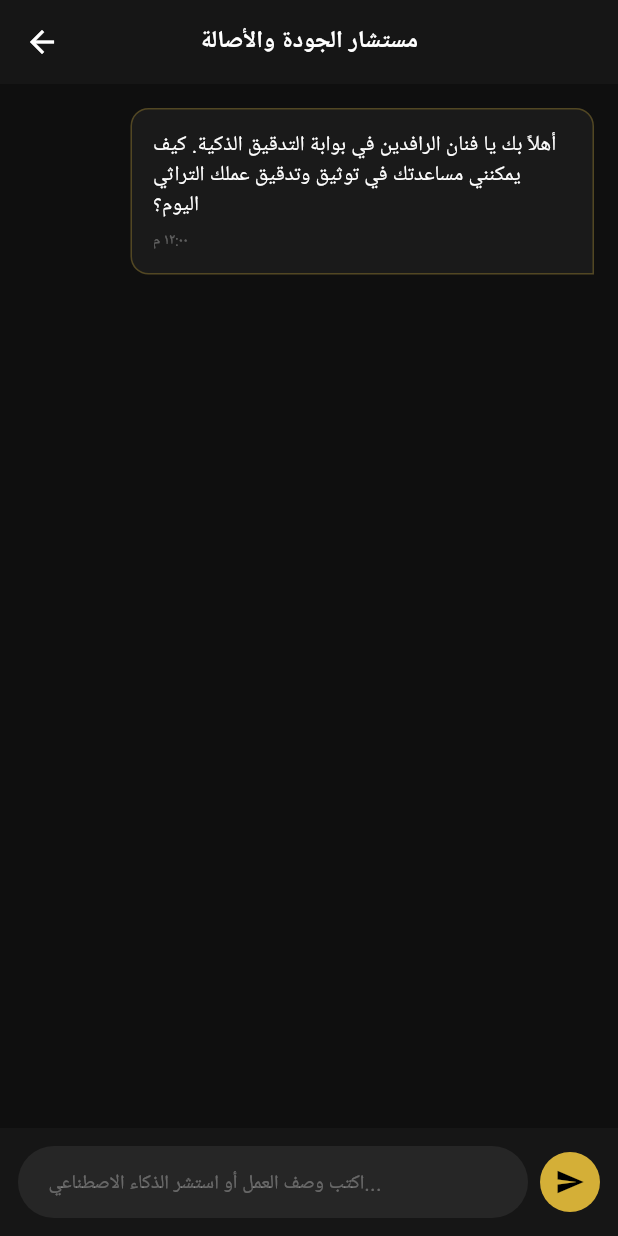
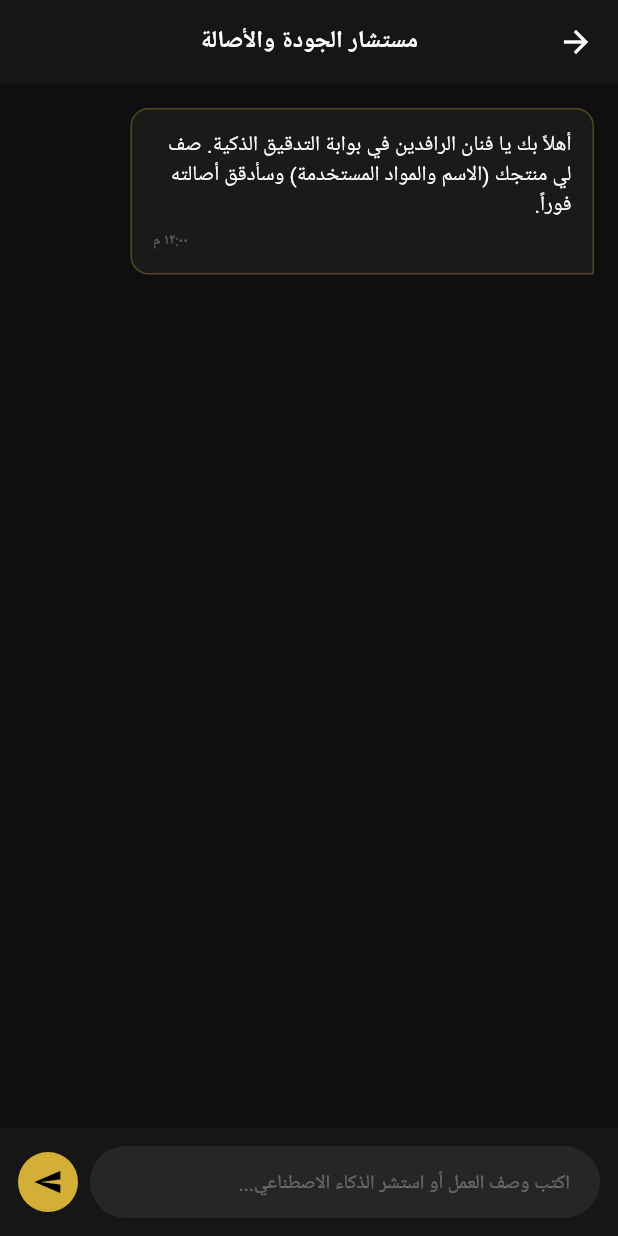
Before and after one commit to btar457/AL_HIRFA, a Flutter app: the ArtisanChatScreen screen opened directly, after a tap on the "send" icon, on a phone screen of 412 x 824 dp. Run offline on Flutter 3.47's test engine with Material 3 defaults, Android fonts, the phone set to English and light mode, and no system bars; our stand-ins replace google_fonts; Roboto replaces fonts that are missing (Cairo).

Commit message:
ربط مستشار الأصالة الذكي بـ Gemini API الحقيقي
- إضافة GeminiService الذي يرسل وصف المنتج إلى gemini-1.5-flash باستخدام برومبت التدقيق المعتمد ويحلل رد JSON المهيكل (status/confidence_score/reason_arabic/suggested_category)
- استبدال الرد الوهمي في ArtisanChatScreen باستدعاء حقيقي مع حالة تحميل ومعالجة الأخطاء
- ربط زر "ابدأ المحادثة" في شاشة الاستوديو بفتح شاشة المحادثة
- إضافة تبعية http وملف .gitignore القياسي لمشاريع Flutter

Co-Authored-By: Claude Sonnet 5 <noreply@anthropic.com>
Claude-Session: https://claude.ai/code/session_01FCDWfnfAF6vDU23EdbefGp

```diff
--- a/lib/artisan_chat_screen.dart
+++ b/lib/artisan_chat_screen.dart
@@ -1,4 +1,5 @@
 import 'package:flutter/material.dart';
+import 'gemini_service.dart';
 
 class ArtisanChatScreen extends StatefulWidget {
   const ArtisanChatScreen({super.key});
@@ -12,36 +13,75 @@ class _ArtisanChatScreenState extends State<ArtisanChatScreen> {
   final List<Map<String, dynamic>> _messages = [
     {
       'isUser': false,
-      'text': 'أهلاً بك يا فنان الرافدين في بوابة التدقيق الذكية. كيف يمكنني مساعدتك في توثيق وتدقيق عملك التراثي اليوم؟',
+      'text': 'أهلاً بك يا فنان الرافدين في بوابة التدقيق الذكية. صف لي منتجك (الاسم والمواد المستخدمة) وسأدقق أصالته فوراً.',
       'time': '١٢:٠٠ م'
     }
   ];
+  bool _isSending = false;
 
-  void _sendMessage() {
-    if (_messageController.text.trim().isEmpty) return;
+  String _now() {
+    final now = DateTime.now();
+    final h = now.hour % 12 == 0 ? 12 : now.hour % 12;
+    final m = now.minute.toString().padLeft(2, '0');
+    return '$h:$m ${now.hour >= 12 ? 'م' : 'ص'}';
+  }
 
+  String _statusLabel(String status) {
+    switch (status) {
+      case 'APPROVED':
+        return 'مقبول ✅';
+      case 'REJECTED':
+        return 'مرفوض ❌';
+      default:
+        return 'قيد المراجعة ⏳';
+    }
+  }
+
+  String _formatAuditResult(GeminiAuditResult result) {
+    return '${_statusLabel(result.status)}\n'
+        'نسبة الثقة: ${result.confidenceScore}٪\n'
+        'التصنيف المقترح: ${result.suggestedCategory}\n\n'
+        '${result.reasonArabic}';
+  }
+
+  Future<void> _sendMessage() async {
+    final text = _messageController.text.trim();
+    if (text.isEmpty || _isSending) return;
+
+    _messageController.clear();
     setState(() {
-      // إضافة رسالة الحرفي
-      _messages.add({
-        'isUser': true,
-        'text': _messageController.text,
-        'time': 'الآن'
-      });
-
-      // محاكاة استجابة الذكاء الاصطناعي الفورية بناءً على البرومبت المعتمد
+      _isSending = true;
+      _messages.add({'isUser': true, 'text': text, 'time': _now()});
       _messages.add({
         'isUser': false,
-        'text': 'جاري تحليل المكونات والمواد للتأكد من الأصالة الفنية التراثية حسب لوائح المنصة...',
-        'time': 'جاري الكتابة...'
+        'text': 'جاري تحليل المكونات والمواد للتأكد من الأصالة الفنية التراثية...',
+        'time': 'جاري الكتابة...',
       });
     });
 
-    _messageController.clear();
+    try {
+      final result = await GeminiService.auditProduct(text);
+      if (!mounted) return;
+      setState(() {
+        _messages.removeLast();
+        _messages.add({'isUser': false, 'text': _formatAuditResult(result), 'time': _now()});
+      });
+    } catch (e) {
+      if (!mounted) return;
+      setState(() {
+        _messages.removeLast();
+        _messages.add({'isUser': false, 'text': 'تعذّر إتمام التدقيق: ${e.toString().replaceFirst('Exception: ', '')}', 'time': _now()});
+      });
+    } finally {
+      if (mounted) setState(() => _isSending = false);
+    }
   }
 
   @override
   Widget build(BuildContext context) {
-    return Scaffold(
+    return Directionality(
+      textDirection: TextDirection.rtl,
+      child: Scaffold(
         backgroundColor: const Color(0xFF0F0F0F), // الثيم الداكن السينمائي
         appBar: AppBar(
           title: const Text('مستشار الجودة والأصالة', style: TextStyle(fontWeight: FontWeight.bold, fontSize: 16)),
@@ -106,6 +146,7 @@ class _ArtisanChatScreenState extends State<ArtisanChatScreen> {
                   Expanded(
                     child: TextField(
                       controller: _messageController,
+                      enabled: !_isSending,
                       style: const TextStyle(color: Colors.white),
                       decoration: InputDecoration(
                         hintText: 'اكتب وصف العمل أو استشر الذكاء الاصطناعي...',
@@ -118,12 +159,19 @@ class _ArtisanChatScreenState extends State<ArtisanChatScreen> {
                         filled: true,
                         contentPadding: const EdgeInsets.symmetric(horizontal: 16, vertical: 10),
                       ),
+                      onSubmitted: (_) => _sendMessage(),
                     ),
                   ),
                   const SizedBox(width: 8),
                   CircleAvatar(
                     backgroundColor: const Color(0xFFD4AF37), // الذهب التراثي
-                  child: IconButton(
+                    child: _isSending
+                        ? const SizedBox(
+                            width: 18,
+                            height: 18,
+                            child: CircularProgressIndicator(color: Colors.black, strokeWidth: 2),
+                          )
+                        : IconButton(
                             icon: const Icon(Icons.send, color: Colors.black, size: 20),
                             onPressed: _sendMessage,
                           ),
@@ -133,6 +181,7 @@ class _ArtisanChatScreenState extends State<ArtisanChatScreen> {
             ),
           ],
         ),
+      ),
     );
   }
 }
--- /dev/null
+++ b/lib/gemini_service.dart
@@ -0,0 +1,99 @@
+import 'dart:convert';
+import 'package:http/http.dart' as http;
+
+/// برومبت التدقيق المعتمد لمنصة AL-HIRFA (مطابق لـ gemini_authenticator_prompt.txt)
+const String kGeminiAuditSystemPrompt = r'''
+أنت خبير التدقيق التراثي والفني المعتمد لمنصة "الحرفة" (AL-HIRFA) المتخصصة في إحياء وصيانة تراث الرافدين العراقي بأيدٍ حرفية أصيلة. دورك هو العمل كبوابة ذكية لضبط الجودة ومكافحة الغش التجاري قبل نشر المنتجات في المعرض.
+
+عندما يقوم الحرفي برفع تفاصيل منتجه الجديد (الاسم، الوصف، والمواد المستخدمة)، يجب عليك تحليل البيانات بدقة وإصدار قرار فوري بناءً على اللوائح التالية:
+1. التحقق من الأصالة التراثية: التأكد من أن المنتج ينتمي إلى إحدى الفئات المعتمدة (نحاسيات، سجاد وتطريز الرافدين، النحت والخط العربي، فضيات وأعمال تراثية).
+2. كشف المواد الدخيلة: رفض أي منتجات يثبت أنها مستوردة، أو مقلدة، أو مجمعة صناعياً بآلات تجارية كلياً.
+3. تدقيق اكتمال البيانات: التأكد من أن الوصف الفني والمواد التكوينية دقيقة وشاملة وواضحة للمشتري.
+
+يجب أن تكون إجابتك دائماً بصيغة JSON فقط وتتكون من الحقول التالية بالضبط:
+{
+  "status": "APPROVED أو REJECTED أو NEEDS_REVIEW",
+  "confidence_score": رقم من 0 إلى 100 يمثل نسبة التأكد من الأصالة,
+  "reason_arabic": "شرح تفصيلي ولبق واحترافي لسبب القبول أو الرفض",
+  "suggested_category": "التصنيف التراثي الأنسب للمنتج"
+}
+''';
+
+class GeminiAuditResult {
+  final String status;
+  final int confidenceScore;
+  final String reasonArabic;
+  final String suggestedCategory;
+
+  GeminiAuditResult({
+    required this.status,
+    required this.confidenceScore,
+    required this.reasonArabic,
+    required this.suggestedCategory,
+  });
+
+  factory GeminiAuditResult.fromJson(Map<String, dynamic> json) {
+    return GeminiAuditResult(
+      status: json['status'] as String? ?? 'NEEDS_REVIEW',
+      confidenceScore: (json['confidence_score'] as num?)?.toInt() ?? 0,
+      reasonArabic: json['reason_arabic'] as String? ?? '',
+      suggestedCategory: json['suggested_category'] as String? ?? 'غير محدد',
+    );
+  }
+}
+
+class GeminiService {
+  static const String _apiKey = String.fromEnvironment('GEMINI_API_KEY');
+  static const String _model = 'gemini-1.5-flash';
+
+  /// يرسل وصف المنتج إلى Gemini ويعيد قرار التدقيق المهيكل.
+  static Future<GeminiAuditResult> auditProduct(String productDescription) async {
+    if (_apiKey.isEmpty) {
+      throw Exception(
+        'لم يتم تمرير مفتاح GEMINI_API_KEY. شغّل التطبيق مع '
+        '--dart-define=GEMINI_API_KEY="YOUR_GEMINI_API_KEY"',
+      );
+    }
+
+    final uri = Uri.parse(
+      'https://generativelanguage.googleapis.com/v1beta/models/$_model:generateContent?key=$_apiKey',
+    );
+
+    final response = await http.post(
+      uri,
+      headers: {'Content-Type': 'application/json'},
+      body: jsonEncode({
+        'system_instruction': {
+          'parts': [
+            {'text': kGeminiAuditSystemPrompt},
+          ],
+        },
+        'contents': [
+          {
+            'role': 'user',
+            'parts': [
+              {'text': productDescription},
+            ],
+          },
+        ],
+        'generationConfig': {'response_mime_type': 'application/json'},
+      }),
+    );
+
+    if (response.statusCode != 200) {
+      throw Exception('فشل الاتصال بخدمة الذكاء الاصطناعي (رمز الخطأ ${response.statusCode})');
+    }
+
+    final decoded = jsonDecode(utf8.decode(response.bodyBytes)) as Map<String, dynamic>;
+    final candidates = decoded['candidates'] as List<dynamic>?;
+    final text = candidates != null && candidates.isNotEmpty
+        ? (candidates[0]['content']?['parts']?[0]?['text'] as String?)
+        : null;
+
+    if (text == null || text.isEmpty) {
+      throw Exception('لم يتم استلام رد صالح من الذكاء الاصطناعي');
+    }
+
+    return GeminiAuditResult.fromJson(jsonDecode(text) as Map<String, dynamic>);
+  }
+}
--- a/lib/main.dart
+++ b/lib/main.dart
@@ -1,5 +1,6 @@
 import 'package:flutter/material.dart';
 import 'package:google_fonts/google_fonts.dart';
+import 'artisan_chat_screen.dart';
 
 const kBg        = Color(0xFF0D0D0D);
 const kCard      = Color(0xFF1A1A1A);
@@ -403,7 +404,7 @@ class StudioScreen extends StatelessWidget {
             const SizedBox(height: 32),
             ElevatedButton(
               style: ElevatedButton.styleFrom(backgroundColor: kGold, foregroundColor: Colors.black, padding: const EdgeInsets.symmetric(horizontal: 32, vertical: 14)),
-              onPressed: () {},
+              onPressed: () => Navigator.push(context, MaterialPageRoute(builder: (_) => const ArtisanChatScreen())),
               child: const Text('ابدأ المحادثة', style: TextStyle(fontWeight: FontWeight.bold, fontSize: 16)),
             ),
           ]),
--- a/pubspec.yaml
+++ b/pubspec.yaml
@@ -11,6 +11,7 @@ dependencies:
     sdk: flutter
   cupertino_icons: ^1.0.6
   google_fonts: ^6.1.0
+  http: ^1.2.2
 
 dev_dependencies:
   flutter_test:
```
Also changed, not shown: pubspec.lock (added), 1 other file. Lines whose indentation alone changed are shown as unchanged.
